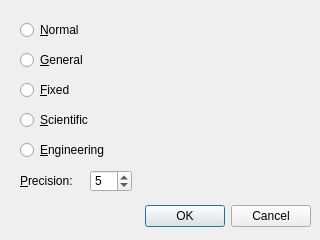
First picture: the form in vicalc/ui/num_format_dialog.ui, repository Kudaschov/ViCalc, before the edit.
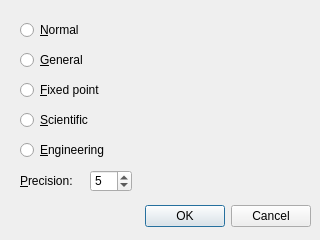
Second picture: the form after the edit.

```diff
--- a/vicalc/ui/num_format_dialog.ui
+++ b/vicalc/ui/num_format_dialog.ui
@@ -65,7 +65,7 @@
     </rect>
    </property>
    <property name="text">
-    <string>&amp;Fixed</string>
+    <string>&amp;Fixed point</string>
    </property>
   </widget>
   <widget class="QRadioButton" name="sciRadioButton">
```
